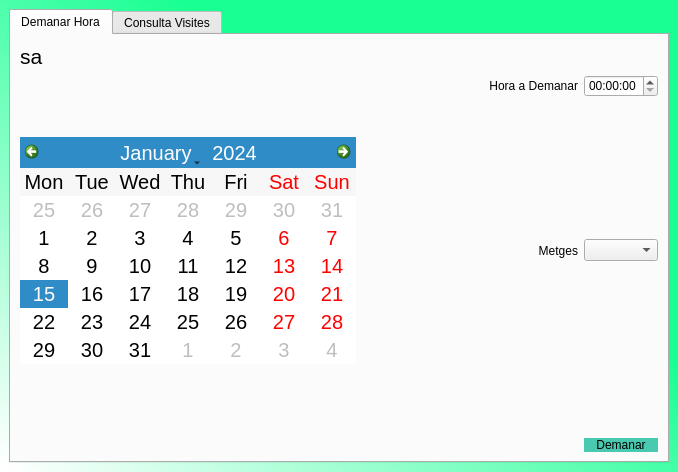
Before: the Qt Designer form Vistes/Pacient.ui in Jordiva/MongoDB, drawn with Qt 5.
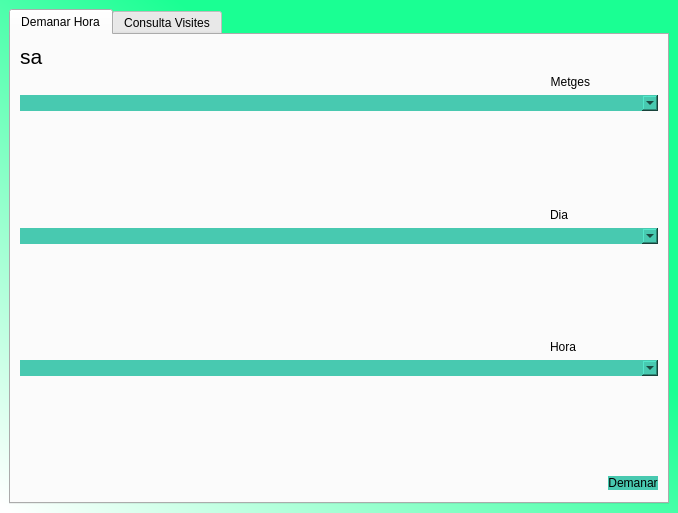
After: the same form once the commit is applied.

Patch:
```diff
--- a/Vistes/Pacient.ui
+++ b/Vistes/Pacient.ui
@@ -7,7 +7,7 @@
     <x>0</x>
     <y>0</y>
     <width>678</width>
-    <height>472</height>
+    <height>513</height>
    </rect>
   </property>
   <property name="windowTitle">
@@ -20,7 +20,7 @@
   </property>
   <widget class="QWidget" name="centralwidget">
    <layout class="QGridLayout" name="gridLayout">
-    <item row="0" column="0">
+    <item row="0" column="1">
      <widget class="QTabWidget" name="tabWidget">
       <property name="currentIndex">
        <number>0</number>
@@ -30,20 +30,38 @@
         <string>Demanar Hora</string>
        </attribute>
        <layout class="QGridLayout" name="gridLayout_2">
-        <item row="7" column="2">
-         <spacer name="verticalSpacer">
-          <property name="orientation">
-           <enum>Qt::Vertical</enum>
+        <item row="7" column="0" colspan="6">
+         <widget class="QComboBox" name="comboBox">
+          <property name="styleSheet">
+           <string notr="true">border-radius:10px;
+font: 14pt &quot;MS Shell Dlg 2&quot;;
+background-color: rgb(72, 201, 176);</string>
           </property>
-          <property name="sizeHint" stdset="0">
-           <size>
-            <width>20</width>
-            <height>40</height>
-           </size>
+         </widget>
+        </item>
+        <item row="4" column="0" colspan="6">
+         <widget class="QComboBox" name="llista_metges">
+          <property name="styleSheet">
+           <string notr="true">border-radius:10px;
+font: 14pt &quot;MS Shell Dlg 2&quot;;
+background-color: rgb(72, 201, 176);</string>
           </property>
-         </spacer>
+         </widget>
         </item>
-        <item row="3" column="1">
+        <item row="6" column="1">
+         <widget class="QLabel" name="label_3">
+          <property name="whatsThis">
+           <string>&lt;html&gt;&lt;head/&gt;&lt;body&gt;&lt;p&gt;&lt;br/&gt;&lt;/p&gt;&lt;/body&gt;&lt;/html&gt;</string>
+          </property>
+          <property name="text">
+           <string>Dia</string>
+          </property>
+          <property name="alignment">
+           <set>Qt::AlignLeading|Qt::AlignLeft|Qt::AlignVCenter</set>
+          </property>
+         </widget>
+        </item>
+        <item row="2" column="1">
          <widget class="QLabel" name="label_2">
           <property name="text">
            <string>Metges</string>
@@ -53,39 +71,13 @@
           </property>
          </widget>
         </item>
-        <item row="4" column="1">
-         <spacer name="horizontalSpacer">
-          <property name="orientation">
-           <enum>Qt::Horizontal</enum>
-          </property>
-          <property name="sizeHint" stdset="0">
-           <size>
-            <width>40</width>
-            <height>20</height>
-           </size>
-          </property>
-         </spacer>
-        </item>
-        <item row="1" column="1">
-         <widget class="QLabel" name="label_3">
-          <property name="text">
-           <string>Hora a Demanar</string>
-          </property>
-          <property name="alignment">
-           <set>Qt::AlignRight|Qt::AlignTrailing|Qt::AlignVCenter</set>
-          </property>
-         </widget>
-        </item>
-        <item row="9" column="2">
-         <widget class="QPushButton" name="pushButton">
+        <item row="12" column="0" colspan="6">
+         <widget class="QComboBox" name="comboBox_2">
           <property name="styleSheet">
            <string notr="true">border-radius:10px;
 font: 14pt &quot;MS Shell Dlg 2&quot;;
 background-color: rgb(72, 201, 176);</string>
           </property>
-          <property name="text">
-           <string>Demanar</string>
-          </property>
          </widget>
         </item>
         <item row="0" column="0">
@@ -108,7 +100,7 @@
           </property>
          </widget>
         </item>
-        <item row="4" column="2">
+        <item row="8" column="4">
          <spacer name="verticalSpacer_3">
           <property name="orientation">
            <enum>Qt::Vertical</enum>
@@ -121,17 +113,45 @@
           </property>
          </spacer>
         </item>
-        <item row="1" column="2">
-         <widget class="QTimeEdit" name="timeEdit">
-          <property name="displayFormat">
-           <string>HH:mm:ss</string>
+        <item row="5" column="1">
+         <spacer name="verticalSpacer">
+          <property name="orientation">
+           <enum>Qt::Vertical</enum>
+          </property>
+          <property name="sizeHint" stdset="0">
+           <size>
+            <width>20</width>
+            <height>40</height>
+           </size>
+          </property>
+         </spacer>
+        </item>
+        <item row="14" column="0">
+         <spacer name="horizontalSpacer_2">
+          <property name="orientation">
+           <enum>Qt::Horizontal</enum>
+          </property>
+          <property name="sizeHint" stdset="0">
+           <size>
+            <width>40</width>
+            <height>20</height>
+           </size>
+          </property>
+         </spacer>
+        </item>
+        <item row="14" column="4" colspan="2">
+         <widget class="QPushButton" name="pushButton">
+          <property name="styleSheet">
+           <string notr="true">border-radius:10px;
+font: 14pt &quot;MS Shell Dlg 2&quot;;
+background-color: rgb(72, 201, 176);</string>
+          </property>
+          <property name="text">
+           <string>Demanar</string>
           </property>
          </widget>
         </item>
-        <item row="3" column="2">
-         <widget class="QComboBox" name="llista_metges"/>
-        </item>
-        <item row="2" column="2">
+        <item row="13" column="4">
          <spacer name="verticalSpacer_2">
           <property name="orientation">
            <enum>Qt::Vertical</enum>
@@ -144,19 +164,10 @@
           </property>
          </spacer>
         </item>
-        <item row="3" column="0">
-         <widget class="QCalendarWidget" name="calendarWidget_2">
-          <property name="styleSheet">
-           <string notr="true">font:20px;</string>
-          </property>
-          <property name="gridVisible">
-           <bool>false</bool>
-          </property>
-          <property name="horizontalHeaderFormat">
-           <enum>QCalendarWidget::ShortDayNames</enum>
-          </property>
-          <property name="verticalHeaderFormat">
-           <enum>QCalendarWidget::NoVerticalHeader</enum>
+        <item row="9" column="1">
+         <widget class="QLabel" name="label">
+          <property name="text">
+           <string>Hora</string>
           </property>
          </widget>
         </item>
```
